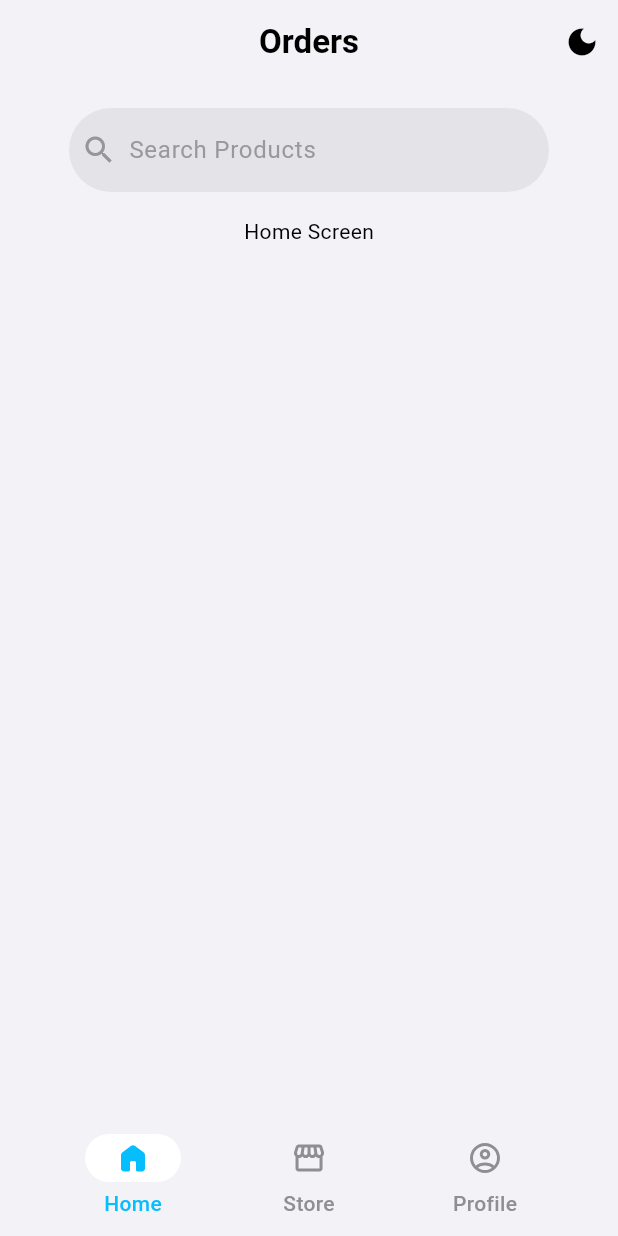
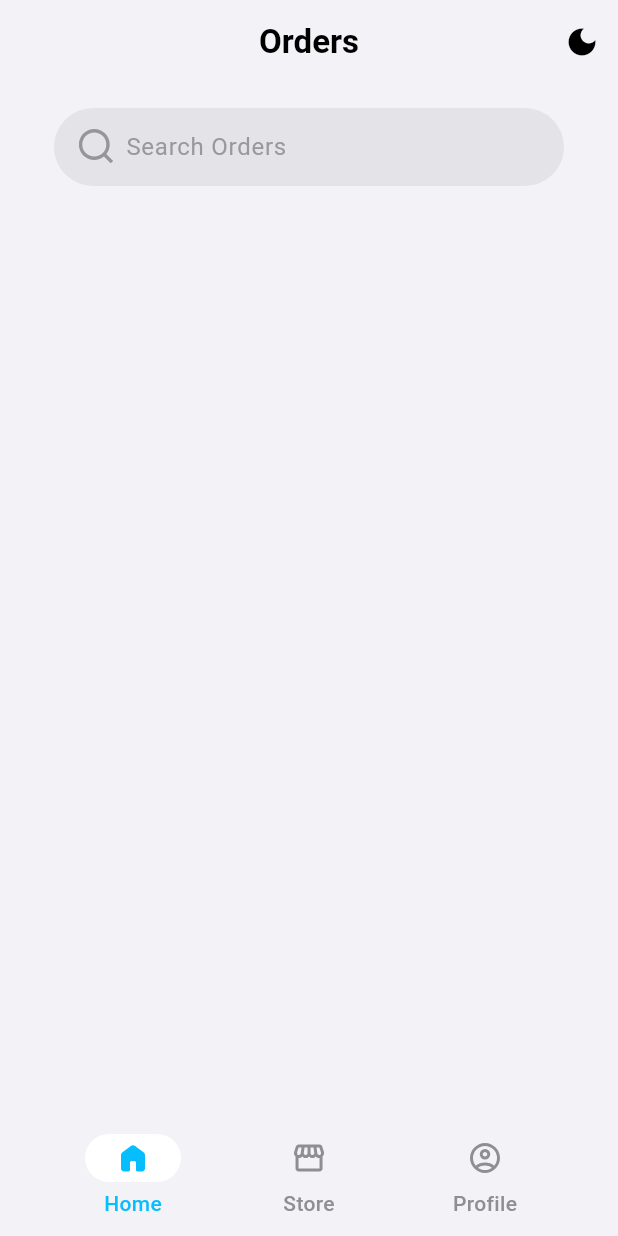
Before and after one commit to SimpliMinimalist/Genesis, a Flutter app: the screen it shows after launch, on a phone screen of 412 x 824 dp. Run offline on Flutter 3.47's test engine with Material 3 defaults, Android fonts, the phone set to English and light mode, and no system bars; our stand-ins replace flutter_svg, go_router.

Commit message:
feat: Refactor Search Bar and Clean Up Screens

```diff
--- a/lib/core/widgets/search_bar.dart
+++ b/lib/core/widgets/search_bar.dart
@@ -1,23 +1,32 @@
 
 import 'package:flutter/material.dart';
+import 'package:flutter_svg/flutter_svg.dart';
 import 'package:myapp/core/themes/theme_extension.dart';
 
 class AppSearchBar extends StatelessWidget {
-  const AppSearchBar({super.key});
+  const AppSearchBar({super.key, required this.hintText});
+
+  final String hintText;
 
   @override
   Widget build(BuildContext context) {
     final appColors = Theme.of(context).extension<AppColors>()!;
     return Padding(
-      padding: const EdgeInsets.symmetric(horizontal: 30.0),
+      padding: const EdgeInsets.symmetric(horizontal: 20.0),
       child: SearchBar(
-        hintText: 'Search Products',
+        constraints: const BoxConstraints(minHeight: 52.0, maxHeight: 52.0),
+        hintText: hintText,
         hintStyle: WidgetStateProperty.all(
           TextStyle(color: appColors.searchBarPlaceholder),
         ),
-        leading: Icon(
-          Icons.search,
-          color: appColors.icon,
+        leading: Padding(
+          padding: const EdgeInsets.only(left: 8.0),
+          child: SvgPicture.asset(
+            'assets/icons/search.svg',
+            colorFilter: ColorFilter.mode(appColors.icon, BlendMode.srcIn),
+            width: 24,
+            height: 24,
+          ),
         ),
         backgroundColor: WidgetStateProperty.all(appColors.searchBarBackground),
         shadowColor: WidgetStateProperty.all(Colors.transparent),
--- a/lib/features/home/presentation/screen/home_screen.dart
+++ b/lib/features/home/presentation/screen/home_screen.dart
@@ -11,9 +11,8 @@ class HomeScreen extends StatelessWidget {
         padding: EdgeInsets.all(16.0),
         child: Column(
           children: [
-            AppSearchBar(),
+            AppSearchBar(hintText: 'Search Orders'),
             SizedBox(height: 16.0),
-            Text('Home Screen'),
           ],
         ),
       ),
--- a/lib/features/store/presentation/screen/store_screen.dart
+++ b/lib/features/store/presentation/screen/store_screen.dart
@@ -11,9 +11,8 @@ class StoreScreen extends StatelessWidget {
         padding: EdgeInsets.all(16.0),
         child: Column(
           children: [
-            AppSearchBar(),
+            AppSearchBar(hintText: 'Search Products'),
             SizedBox(height: 16.0),
-            Text('Store Screen'),
           ],
         ),
       ),
```
